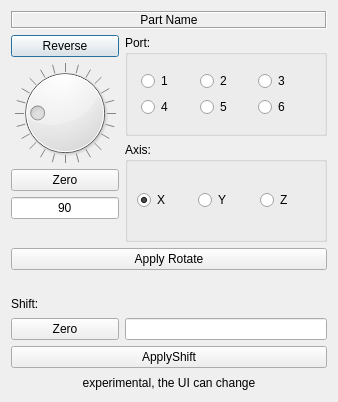
Above: ui/move-around.ui from maltfield/ose-piping-workbench before the change. Below: the same form after it.
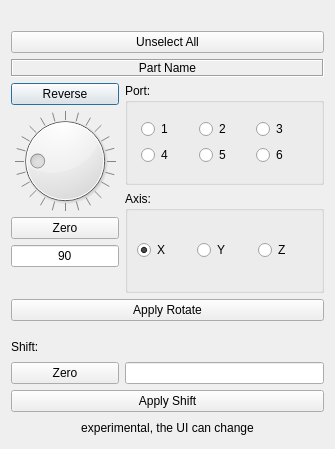
That is the form after the change.

Commit message: Add "Unselect All" button to Move-Around Panel.

Diff of the .ui file:
```diff
--- a/ui/move-around.ui
+++ b/ui/move-around.ui
@@ -6,8 +6,8 @@
    <rect>
     <x>0</x>
     <y>0</y>
-    <width>338</width>
-    <height>402</height>
+    <width>335</width>
+    <height>449</height>
    </rect>
   </property>
   <property name="sizePolicy">
@@ -26,7 +26,7 @@
    <string>Move around</string>
   </property>
   <layout class="QGridLayout" name="gridLayout">
-   <item row="17" column="1" colspan="2">
+   <item row="20" column="1" colspan="2">
     <widget class="QLabel" name="label">
      <property name="text">
       <string>experimental, the UI can change</string>
@@ -36,7 +36,7 @@
      </property>
     </widget>
    </item>
-   <item row="1" column="1" colspan="2">
+   <item row="3" column="1" colspan="2">
     <widget class="QLabel" name="labelPartName">
      <property name="sizePolicy">
       <sizepolicy hsizetype="Minimum" vsizetype="Fixed">
@@ -64,29 +64,7 @@
      </property>
     </widget>
    </item>
-   <item row="13" column="1" colspan="2">
-    <widget class="QLabel" name="labelInstructions">
-     <property name="sizePolicy">
-      <sizepolicy hsizetype="Minimum" vsizetype="Fixed">
-       <horstretch>0</horstretch>
-       <verstretch>0</verstretch>
-      </sizepolicy>
-     </property>
-     <property name="minimumSize">
-      <size>
-       <width>24</width>
-       <height>0</height>
-      </size>
-     </property>
-     <property name="text">
-      <string/>
-     </property>
-     <property name="alignment">
-      <set>Qt::AlignCenter</set>
-     </property>
-    </widget>
-   </item>
-   <item row="3" column="1">
+   <item row="5" column="1">
     <layout class="QVBoxLayout" name="verticalLayout_2">
      <item>
       <widget class="QPushButton" name="buttonReverse">
@@ -172,7 +150,7 @@
      </item>
     </layout>
    </item>
-   <item row="3" column="2" rowspan="2">
+   <item row="5" column="2" rowspan="2">
     <layout class="QVBoxLayout" name="verticalLayout">
      <item>
       <widget class="QGroupBox" name="groupBoxPorts">
@@ -316,41 +294,86 @@
      </item>
     </layout>
    </item>
-   <item row="16" column="1" colspan="2">
+   <item row="19" column="1" colspan="2">
     <widget class="QPushButton" name="buttonApplyShift">
      <property name="text">
-      <string>ApplyShift</string>
+      <string>Apply Shift</string>
      </property>
     </widget>
    </item>
-   <item row="15" column="2">
+   <item row="18" column="2">
     <widget class="QLineEdit" name="editShift">
      <property name="alignment">
       <set>Qt::AlignRight|Qt::AlignTrailing|Qt::AlignVCenter</set>
      </property>
     </widget>
    </item>
-   <item row="15" column="1">
+   <item row="18" column="1">
     <widget class="QPushButton" name="buttonZeroLength">
      <property name="text">
       <string>Zero</string>
      </property>
     </widget>
    </item>
-   <item row="5" column="1" colspan="2">
+   <item row="7" column="1" colspan="2">
     <widget class="QPushButton" name="buttonApplyRotate">
      <property name="text">
       <string>Apply Rotate</string>
      </property>
     </widget>
    </item>
-   <item row="14" column="1">
+   <item row="17" column="1">
     <widget class="QLabel" name="label_2">
      <property name="text">
       <string>Shift:</string>
      </property>
     </widget>
    </item>
+   <item row="1" column="1" colspan="2">
+    <widget class="QLabel" name="labelInstructions">
+     <property name="sizePolicy">
+      <sizepolicy hsizetype="Minimum" vsizetype="Fixed">
+       <horstretch>0</horstretch>
+       <verstretch>0</verstretch>
+      </sizepolicy>
+     </property>
+     <property name="minimumSize">
+      <size>
+       <width>24</width>
+       <height>0</height>
+      </size>
+     </property>
+     <property name="text">
+      <string/>
+     </property>
+     <property name="alignment">
+      <set>Qt::AlignCenter</set>
+     </property>
+    </widget>
+   </item>
+   <item row="2" column="1" colspan="2">
+    <widget class="QPushButton" name="buttonUnselectAll">
+     <property name="text">
+      <string>Unselect All</string>
+     </property>
+    </widget>
+   </item>
+   <item row="8" column="1" colspan="2">
+    <spacer name="verticalSpacer">
+     <property name="orientation">
+      <enum>Qt::Vertical</enum>
+     </property>
+     <property name="sizeType">
+      <enum>QSizePolicy::Fixed</enum>
+     </property>
+     <property name="sizeHint" stdset="0">
+      <size>
+       <width>20</width>
+       <height>10</height>
+      </size>
+     </property>
+    </spacer>
+   </item>
   </layout>
   <zorder>labelInstructions</zorder>
   <zorder>labelPartName</zorder>
```
Left out of the diff: 4 changed lines with no effect on the pictures. The commit also changes 2 other files.
